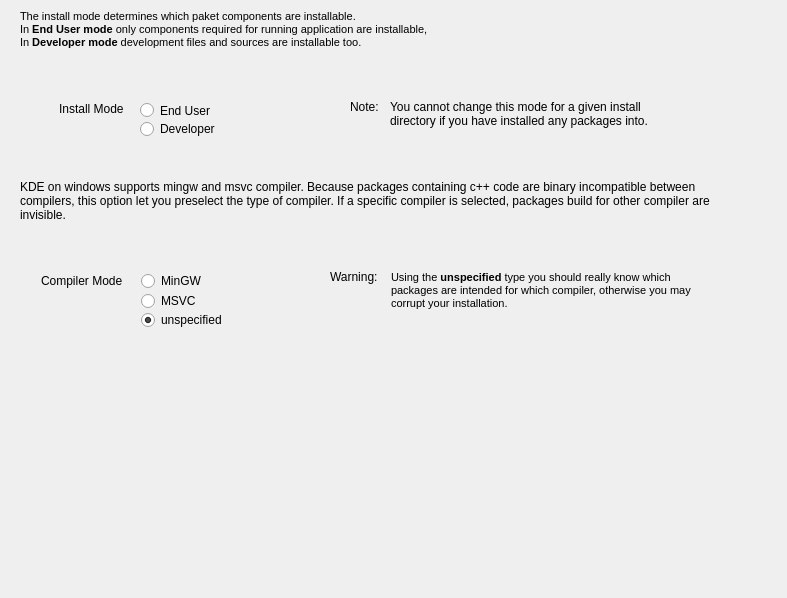
The window that gui/installtypepage.ui (KDE/kdewin-installer) describes before a commit, drawn with Qt 5.
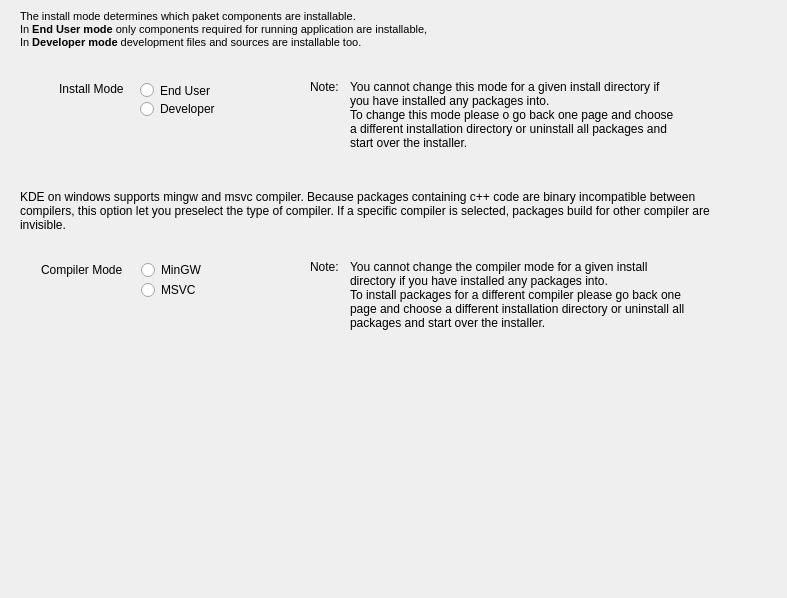
The same window after the commit.

Commit message: - added additional notes to install mode

```diff
--- a/gui/installtypepage.ui
+++ b/gui/installtypepage.ui
@@ -15,30 +15,11 @@
   <property name="statusTip" >
    <string>Select in which mode the installer should work and which compiler should be used</string>
   </property>
-  <widget class="QRadioButton" name="compilerUnspecified" >
-   <property name="enabled" >
-    <bool>true</bool>
-   </property>
-   <property name="geometry" >
-    <rect>
-     <x>141</x>
-     <y>311</y>
-     <width>101</width>
-     <height>18</height>
-    </rect>
-   </property>
-   <property name="text" >
-    <string>unspecified</string>
-   </property>
-   <property name="checked" >
-    <bool>true</bool>
-   </property>
-  </widget>
   <widget class="QRadioButton" name="installModeDeveloper" >
    <property name="geometry" >
     <rect>
      <x>140</x>
-     <y>120</y>
+     <y>100</y>
      <width>111</width>
      <height>18</height>
     </rect>
@@ -54,7 +35,7 @@
    <property name="geometry" >
     <rect>
      <x>141</x>
-     <y>291</y>
+     <y>280</y>
      <width>81</width>
      <height>20</height>
     </rect>
@@ -67,7 +48,7 @@
    <property name="geometry" >
     <rect>
      <x>141</x>
-     <y>272</y>
+     <y>261</y>
      <width>81</width>
      <height>18</height>
     </rect>
@@ -80,7 +61,7 @@
    <property name="geometry" >
     <rect>
      <x>140</x>
-     <y>100</y>
+     <y>80</y>
      <width>101</width>
      <height>21</height>
     </rect>
@@ -123,7 +104,7 @@
    <property name="geometry" >
     <rect>
      <x>20</x>
-     <y>180</y>
+     <y>190</y>
      <width>700</width>
      <height>68</height>
     </rect>
@@ -152,7 +133,7 @@
    <property name="geometry" >
     <rect>
      <x>59</x>
-     <y>100</y>
+     <y>80</y>
      <width>80</width>
      <height>18</height>
     </rect>
@@ -165,7 +146,7 @@
    <property name="geometry" >
     <rect>
      <x>41</x>
-     <y>271</y>
+     <y>260</y>
      <width>111</width>
      <height>20</height>
     </rect>
@@ -174,55 +155,18 @@
     <string>Compiler Mode</string>
    </property>
   </widget>
-  <widget class="QLabel" name="label_6" >
-   <property name="geometry" >
-    <rect>
-     <x>391</x>
-     <y>271</y>
-     <width>321</width>
-     <height>51</height>
-    </rect>
-   </property>
-   <property name="text" >
-    <string>&lt;html>&lt;head>&lt;meta name="qrichtext" content="1" />&lt;style type="text/css">
-p, li { white-space: pre-wrap; }
-&lt;/style>&lt;/head>&lt;body style=" font-family:'MS Shell Dlg 2'; font-size:7.8pt; font-weight:400; font-style:normal;">
-&lt;p style=" margin-top:0px; margin-bottom:0px; margin-left:0px; margin-right:0px; -qt-block-indent:0; text-indent:0px; font-size:8pt;">Using the &lt;span style=" font-weight:600;">unspecified&lt;/span> type you should really know which packages are intended for which compiler, otherwise you may corrupt your installation. &lt;/p>&lt;/body>&lt;/html></string>
-   </property>
-   <property name="alignment" >
-    <set>Qt::AlignLeading|Qt::AlignLeft|Qt::AlignTop</set>
-   </property>
-   <property name="wordWrap" >
-    <bool>true</bool>
-   </property>
-  </widget>
-  <widget class="QLabel" name="label_7" >
-   <property name="geometry" >
-    <rect>
-     <x>330</x>
-     <y>270</y>
-     <width>53</width>
-     <height>18</height>
-    </rect>
-   </property>
-   <property name="text" >
-    <string>Warning:</string>
-   </property>
-   <property name="alignment" >
-    <set>Qt::AlignLeading|Qt::AlignLeft|Qt::AlignTop</set>
-   </property>
-  </widget>
   <widget class="QLabel" name="label" >
    <property name="geometry" >
     <rect>
-     <x>390</x>
-     <y>100</y>
-     <width>291</width>
-     <height>51</height>
+     <x>350</x>
+     <y>80</y>
+     <width>331</width>
+     <height>81</height>
     </rect>
    </property>
    <property name="text" >
-    <string>You cannot change this mode for a given install directory if you have installed any packages into.</string>
+    <string>You cannot change this mode for a given install directory if you have installed any packages into.
+To change this mode please o go back one page and choose a different installation directory or uninstall all packages and start over the installer.</string>
    </property>
    <property name="alignment" >
     <set>Qt::AlignLeading|Qt::AlignLeft|Qt::AlignTop</set>
@@ -234,8 +178,44 @@
   <widget class="QLabel" name="label_8" >
    <property name="geometry" >
     <rect>
+     <x>310</x>
+     <y>80</y>
+     <width>53</width>
+     <height>18</height>
+    </rect>
+   </property>
+   <property name="text" >
+    <string>Note:</string>
+   </property>
+   <property name="alignment" >
+    <set>Qt::AlignLeading|Qt::AlignLeft|Qt::AlignTop</set>
+   </property>
+  </widget>
+  <widget class="QLabel" name="label_6" >
+   <property name="geometry" >
+    <rect>
      <x>350</x>
-     <y>100</y>
+     <y>260</y>
+     <width>341</width>
+     <height>121</height>
+    </rect>
+   </property>
+   <property name="text" >
+    <string>You cannot change the compiler mode for a given install directory if you have installed any packages into.
+To install packages for a different compiler please go back one page and choose a different installation directory or uninstall all packages and start over the installer.</string>
+   </property>
+   <property name="alignment" >
+    <set>Qt::AlignLeading|Qt::AlignLeft|Qt::AlignTop</set>
+   </property>
+   <property name="wordWrap" >
+    <bool>true</bool>
+   </property>
+  </widget>
+  <widget class="QLabel" name="label_9" >
+   <property name="geometry" >
+    <rect>
+     <x>310</x>
+     <y>260</y>
      <width>53</width>
      <height>18</height>
     </rect>
```
